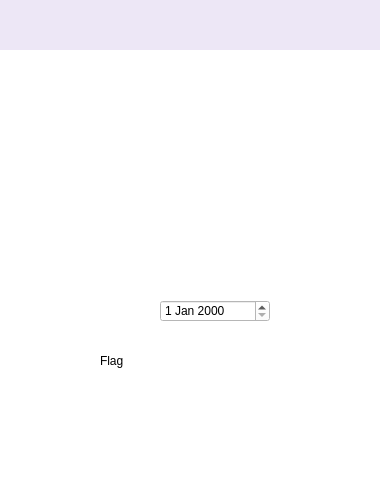
Bsm-B/RackStore, file Application/ray_create2.ui: the form before one commit.
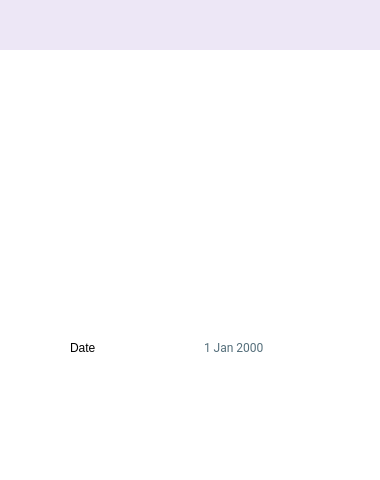
The form after the commit.

Patch:
```diff
--- a/Application/ray_create2.ui
+++ b/Application/ray_create2.ui
@@ -46,22 +46,11 @@
      <x>10</x>
      <y>60</y>
      <width>361</width>
-     <height>221</height>
+     <height>261</height>
     </rect>
    </property>
    <layout class="QVBoxLayout" name="verticalLayout_2"/>
   </widget>
-  <widget class="QWidget" name="verticalLayoutWidget_2">
-   <property name="geometry">
-    <rect>
-     <x>200</x>
-     <y>340</y>
-     <width>141</width>
-     <height>51</height>
-    </rect>
-   </property>
-   <layout class="QVBoxLayout" name="verticalLayout_4"/>
-  </widget>
   <widget class="QWidget" name="verticalLayoutWidget_4">
    <property name="geometry">
     <rect>
@@ -73,19 +62,6 @@
    </property>
    <layout class="QVBoxLayout" name="verticalLayout_6"/>
   </widget>
-  <widget class="QLabel" name="label">
-   <property name="geometry">
-    <rect>
-     <x>100</x>
-     <y>350</y>
-     <width>71</width>
-     <height>21</height>
-    </rect>
-   </property>
-   <property name="text">
-    <string>Flag</string>
-   </property>
-  </widget>
   <widget class="QLabel" name="label_2">
    <property name="geometry">
     <rect>
@@ -110,15 +86,42 @@
    </property>
    <layout class="QHBoxLayout" name="horizontalLayout_6"/>
   </widget>
-  <widget class="QDateEdit" name="dateEdit">
+  <widget class="QWidget" name="">
    <property name="geometry">
     <rect>
-     <x>160</x>
-     <y>300</y>
-     <width>110</width>
-     <height>22</height>
+     <x>70</x>
+     <y>330</y>
+     <width>241</width>
+     <height>36</height>
     </rect>
    </property>
+   <layout class="QHBoxLayout" name="horizontalLayout">
+    <item>
+     <widget class="QLabel" name="label_3">
+      <property name="text">
+       <string>Date </string>
+      </property>
+     </widget>
+    </item>
+    <item>
+     <widget class="QDateEdit" name="dateEdit">
+      <property name="font">
+       <font>
+        <family>Roboto</family>
+        <pointsize>9</pointsize>
+       </font>
+      </property>
+      <property name="styleSheet">
+       <string notr="true">QDateEdit{
+    
+	background: transparent;
+	border: 8px solid transparent;
+	color: #546E7A;
+    }</string>
+      </property>
+     </widget>
+    </item>
+   </layout>
   </widget>
  </widget>
  <resources/>
```
